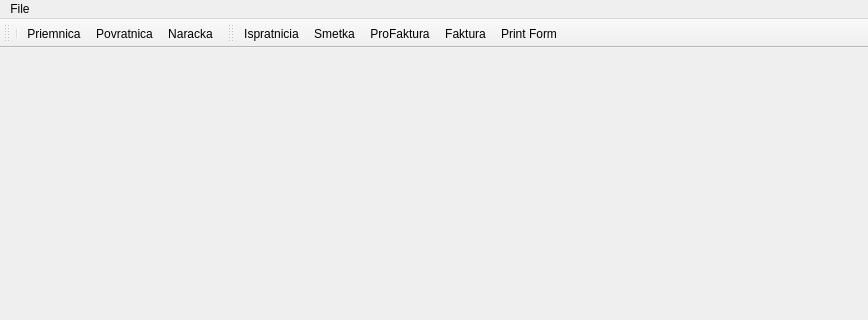
First picture: the form in sterna/mainwindow.ui, repository srgank/sterna_x, before the edit; both pictures show x 0 to 868 and y 0 to 320 of the 868 by 504 pixel window.
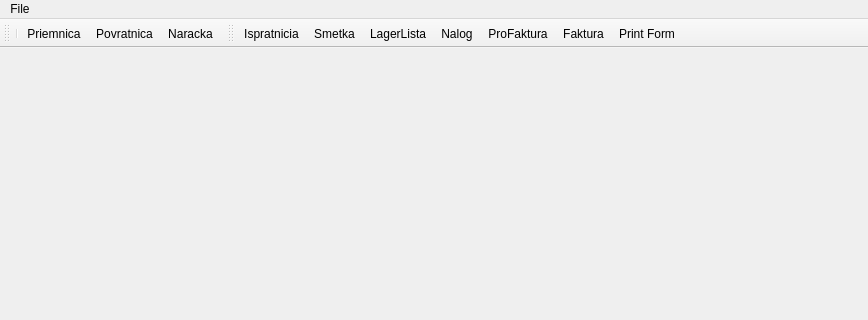
Second picture: the form after the edit.

```diff
--- a/sterna/mainwindow.ui
+++ b/sterna/mainwindow.ui
@@ -68,6 +68,8 @@
    </attribute>
    <addaction name="actionIspretnicia"/>
    <addaction name="actionSmetka"/>
+   <addaction name="actionLagerLista"/>
+   <addaction name="actionNalog"/>
    <addaction name="actionProFaktura"/>
    <addaction name="actionFaktura"/>
    <addaction name="actionPrint_Form"/>
@@ -122,6 +124,16 @@
     <string>Print Form</string>
    </property>
   </action>
+  <action name="actionLagerLista">
+   <property name="text">
+    <string>LagerLista</string>
+   </property>
+  </action>
+  <action name="actionNalog">
+   <property name="text">
+    <string>Nalog</string>
+   </property>
+  </action>
  </widget>
  <layoutdefault spacing="6" margin="11"/>
  <resources/>
```
Left out of the diff: 2 changed lines with no effect on the pictures.
